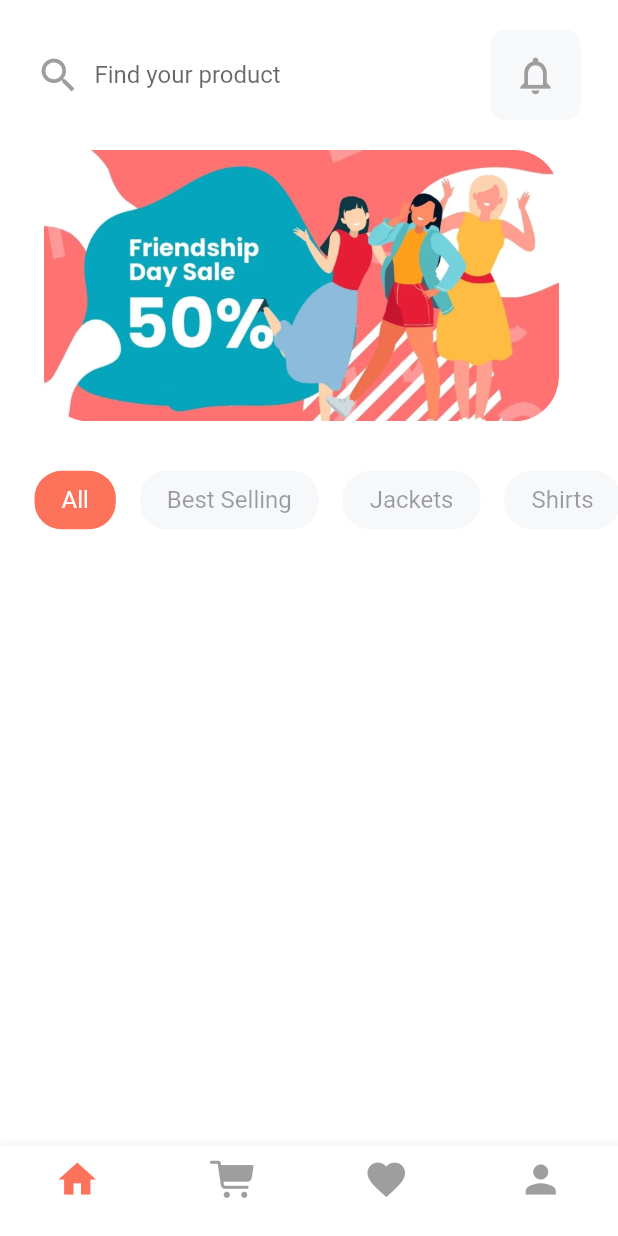
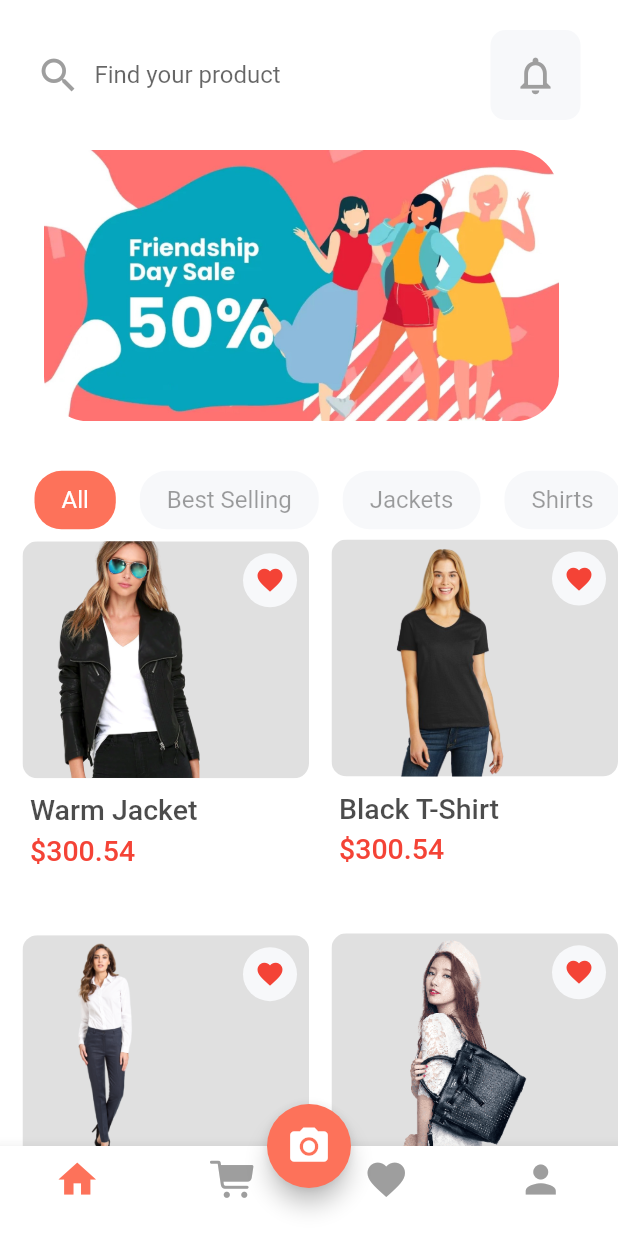
Before and after one commit to KHALMATOV-FARRUKH/e_commerce_shopping_app_ui_3, a Flutter app: the screen it shows after launch, on a phone screen of 412 x 824 dp. Run offline on Flutter 3.47's test engine with Material 2 defaults, Android fonts, the phone set to English and light mode, and no system bars.

Commit message:
Created: product_screen.dart

```diff
--- a/lib/screens/home_screen.dart
+++ b/lib/screens/home_screen.dart
@@ -138,6 +138,12 @@ class HomeScreen extends StatelessWidget {
 
         ],
       ),
+      floatingActionButton: FloatingActionButton(
+        backgroundColor: Color(0xFFFD725A),
+        onPressed: (){},
+        child: Icon(Icons.camera_alt, size: 30),
+      ),
+      floatingActionButtonLocation: FloatingActionButtonLocation.miniCenterDocked,
     );
   }
 }
--- a/lib/widgets/product_card.dart
+++ b/lib/widgets/product_card.dart
@@ -1,3 +1,4 @@
+import 'package:e_commerce_shopping_app_ui_3/screens/product_screen.dart';
 import 'package:flutter/material.dart';
 
 class ProductCard extends StatelessWidget {
@@ -7,6 +8,77 @@ class ProductCard extends StatelessWidget {
 
   @override
   Widget build(BuildContext context) {
-    return Container();
+    return Column(
+      children: [
+        ClipRRect(
+          borderRadius: BorderRadius.circular(10),
+          child: Container(
+            color: Color.fromARGB(255, 224, 224, 224),
+            child: Stack(
+              children: [
+                InkWell(
+                  onTap: () {
+                    Navigator.push(
+                      context,
+                      MaterialPageRoute(
+                        builder: (context) => ProductScreen(img),
+                      ),
+                    );
+                  },
+                  child: Image.asset(
+                    "assets/images/${img}.png",
+                    fit: BoxFit.cover,
+                    height: 158,
+                  ),
+                ),
+                Padding(
+                  padding: EdgeInsets.all(8),
+                  child: Align(
+                    alignment: Alignment.topRight,
+                    child: Container(
+                      padding: EdgeInsets.all(8),
+                      decoration: BoxDecoration(
+                        color: Color(0xFFF7F8FA),
+                        borderRadius: BorderRadius.circular(20),
+                      ),
+                      child: Icon(Icons.favorite, size: 20, color: Colors.red),
+                    ),
+                  ),
+                ),
+              ],
+            ),
+          ),
+        ),
+        const SizedBox(height: 10),
+        Padding(
+          padding: EdgeInsets.only(left: 5),
+          child: Align(
+            alignment: Alignment.centerLeft,
+            child: Column(
+              crossAxisAlignment: CrossAxisAlignment.start,
+              children: [
+                Text(
+                  img,
+                  style: TextStyle(
+                    fontSize: 19,
+                    fontWeight: FontWeight.w500,
+                    color: Colors.black.withOpacity(0.7),
+                  ),
+                ),
+                SizedBox(height: 5),
+                Text(
+                  "\$300.54",
+                  style: TextStyle(
+                    fontSize: 19,
+                    fontWeight: FontWeight.w500,
+                    color: Colors.red,
+                  ),
+                ),
+              ],
+            ),
+          ),
+        ),
+      ],
+    );
   }
 }
```
Also changed, not shown: lib/screens/product_screen.dart (added, +102 -0 lines).
